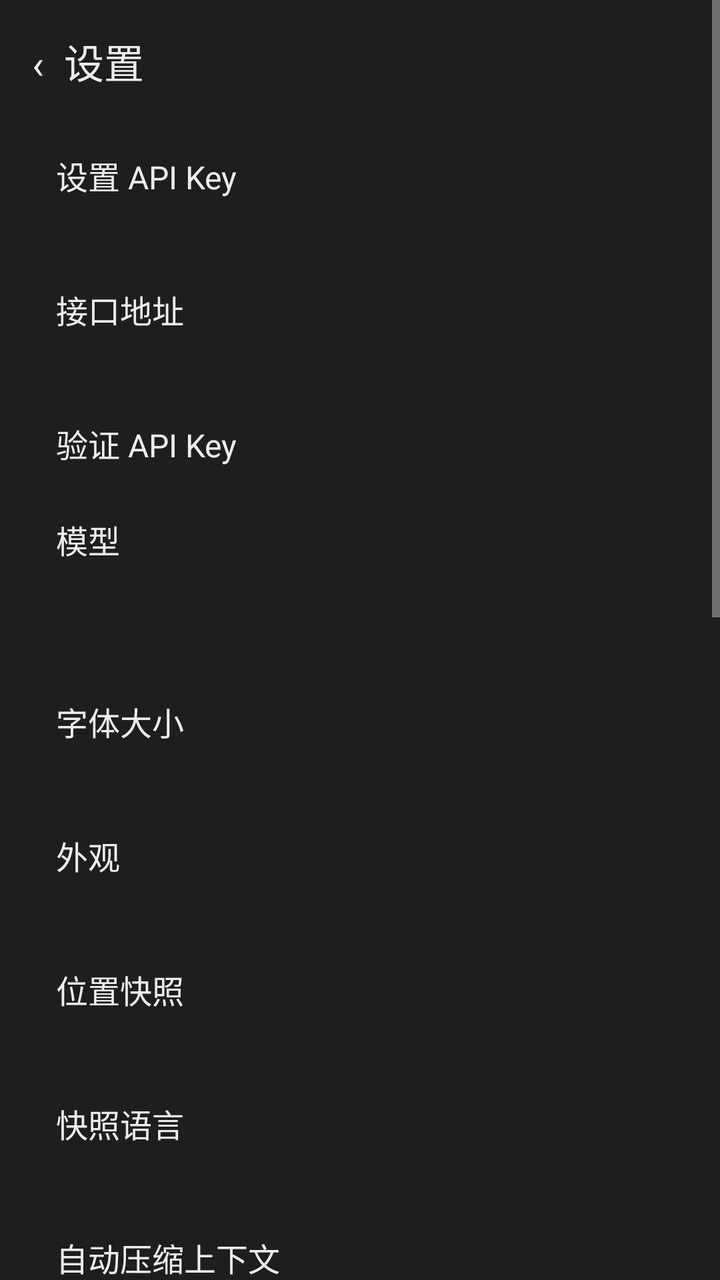
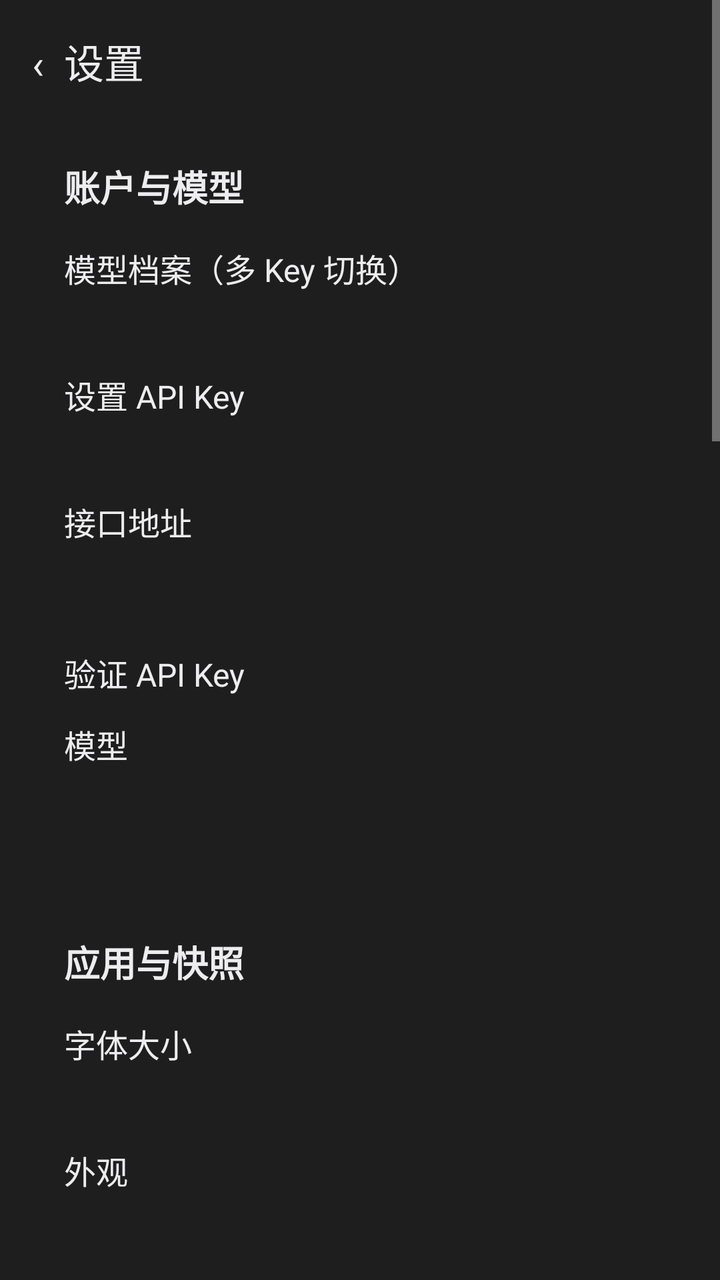

Compare the two renders of this Android layout. The source of the first and the diff that turns it into the second are given below.
<!-- AndroidManifest.xml: application theme android:Theme.Material.NoActionBar -->
<!-- res/layout/activity_settings.xml -->
<?xml version="1.0" encoding="utf-8"?>
<ScrollView xmlns:android="http://schemas.android.com/apk/res/android" android:layout_width="match_parent" android:layout_height="match_parent" android:fitsSystemWindows="true" android:background="@color/surface">
 <LinearLayout android:layout_width="match_parent" android:layout_height="wrap_content" android:orientation="vertical" android:padding="16dp">
  <TextView android:id="@+id/back" android:layout_width="match_parent" android:layout_height="48dp" android:text="‹  设置" android:textColor="@color/text" android:textSize="20sp" />
  <LinearLayout android:id="@+id/card_account" android:layout_width="match_parent" android:layout_height="wrap_content" android:orientation="vertical" android:padding="12dp">
   <TextView android:id="@+id/row_api_key" android:layout_width="match_parent" android:layout_height="48dp" android:text="设置 API Key" android:textColor="@color/text" android:textSize="16sp" />
   <TextView android:id="@+id/api_key_value" android:layout_width="match_parent" android:layout_height="wrap_content" android:textColor="@color/text_dim" />
   <TextView android:id="@+id/row_origin" android:layout_width="match_parent" android:layout_height="48dp" android:text="接口地址" android:textColor="@color/text" android:textSize="16sp" />
   <TextView android:id="@+id/origin_value" android:layout_width="match_parent" android:layout_height="wrap_content" android:textColor="@color/text_dim" />
   <TextView android:id="@+id/row_verify" android:layout_width="match_parent" android:layout_height="48dp" android:text="验证 API Key" android:textColor="@color/text" android:textSize="16sp" />
   <TextView android:id="@+id/row_model" android:layout_width="match_parent" android:layout_height="48dp" android:text="模型" android:textColor="@color/text" android:textSize="16sp" />
   <TextView android:id="@+id/model_value" android:layout_width="match_parent" android:layout_height="wrap_content" android:textColor="@color/text_dim" />
  </LinearLayout>
  <LinearLayout android:id="@+id/card_app" android:layout_width="match_parent" android:layout_height="wrap_content" android:orientation="vertical" android:padding="12dp">
   <TextView android:id="@+id/row_font" android:layout_width="match_parent" android:layout_height="48dp" android:text="字体大小" android:textColor="@color/text" android:textSize="16sp" />
   <TextView android:id="@+id/font_value" android:layout_width="match_parent" android:layout_height="wrap_content" android:textColor="@color/text_dim" />
   <TextView android:id="@+id/row_theme" android:layout_width="match_parent" android:layout_height="48dp" android:text="外观" android:textColor="@color/text" android:textSize="16sp" />
   <TextView android:id="@+id/theme_value" android:layout_width="match_parent" android:layout_height="wrap_content" android:textColor="@color/text_dim" />
   <TextView android:id="@+id/row_location" android:layout_width="match_parent" android:layout_height="48dp" android:text="位置快照" android:textColor="@color/text" android:textSize="16sp" />
   <TextView android:id="@+id/location_value" android:layout_width="match_parent" android:layout_height="wrap_content" android:textColor="@color/text_dim" />
   <TextView android:id="@+id/row_language" android:layout_width="match_parent" android:layout_height="48dp" android:text="快照语言" android:textColor="@color/text" android:textSize="16sp" />
   <TextView android:id="@+id/language_value" android:layout_width="match_parent" android:layout_height="wrap_content" android:textColor="@color/text_dim" />
   <TextView android:id="@+id/row_auto_compact" android:layout_width="match_parent" android:layout_height="48dp" android:text="自动压缩上下文" android:textColor="@color/text" android:textSize="16sp" />
   <TextView android:id="@+id/auto_compact_value" android:layout_width="match_parent" android:layout_height="wrap_content" android:textColor="@color/text_dim" />
   <TextView android:id="@+id/row_compact_style" android:layout_width="match_parent" android:layout_height="48dp" android:text="压缩风格" android:textColor="@color/text" android:textSize="16sp" />
   <TextView android:id="@+id/compact_style_value" android:layout_width="match_parent" android:layout_height="wrap_content" android:textColor="@color/text_dim" />
   <TextView android:id="@+id/row_compact_verify" android:layout_width="match_parent" android:layout_height="48dp" android:text="压缩校验（更准，费 token）" android:textColor="@color/text" android:textSize="16sp" />
   <TextView android:id="@+id/compact_verify_value" android:layout_width="match_parent" android:layout_height="wrap_content" android:textColor="@color/text_dim" />
   <TextView android:id="@+id/row_context_limit" android:layout_width="match_parent" android:layout_height="48dp" android:text="上下文上限" android:textColor="@color/text" android:textSize="16sp" />
   <TextView android:id="@+id/context_limit_value" android:layout_width="match_parent" android:layout_height="wrap_content" android:textColor="@color/text_dim" />
   <TextView android:id="@+id/row_temperature" android:layout_width="match_parent" android:layout_height="48dp" android:text="温度" android:textColor="@color/text" android:textSize="16sp" />
   <TextView android:id="@+id/temperature_value" android:layout_width="match_parent" android:layout_height="wrap_content" android:textColor="@color/text_dim" />
   <TextView android:id="@+id/row_history_thinking" android:layout_width="match_parent" android:layout_height="48dp" android:text="历史思考过程发给模型" android:textColor="@color/text" android:textSize="16sp" />
   <TextView android:id="@+id/history_thinking_value" android:layout_width="match_parent" android:layout_height="wrap_content" android:textColor="@color/text_dim" />
  </LinearLayout>
  <LinearLayout android:id="@+id/card_data" android:layout_width="match_parent" android:layout_height="wrap_content" android:orientation="vertical" android:padding="12dp">
   <TextView android:id="@+id/row_export" android:layout_width="match_parent" android:layout_height="48dp" android:text="导出历史 ZIP" android:textColor="@color/text" android:textSize="16sp" />
   <TextView android:id="@+id/row_import" android:layout_width="match_parent" android:layout_height="48dp" android:text="导入数据（自动识别）" android:textColor="@color/text" android:textSize="16sp" />
   <TextView android:id="@+id/row_clear" android:layout_width="match_parent" android:layout_height="48dp" android:text="清空会话" android:textColor="@color/text" android:textSize="16sp" />
   <TextView android:id="@+id/row_diag" android:layout_width="match_parent" android:layout_height="48dp" android:text="导出诊断日志" android:textColor="@color/text" android:textSize="16sp" />
   <TextView android:id="@+id/diag_value" android:layout_width="match_parent" android:layout_height="wrap_content" android:textColor="@color/text_dim" />
  </LinearLayout>
  <LinearLayout android:id="@+id/card_about" android:layout_width="match_parent" android:layout_height="wrap_content" android:orientation="vertical" android:padding="12dp"><TextView android:layout_width="match_parent" android:layout_height="wrap_content" android:text="原生聊天" android:textColor="@color/text" /></LinearLayout>
 </LinearLayout>
</ScrollView>
<!-- resources referenced by this layout -->
<resources>
  <color name="surface">#FF1E1E1E</color>
  <color name="text">#FFEDEDEF</color>
  <color name="text_dim">#FF9A9A9E</color>
</resources>

<!-- the commit's change to res/layout/activity_settings.xml (unified diff, before → after) -->
@@ -2,44 +2,58 @@
 <ScrollView xmlns:android="http://schemas.android.com/apk/res/android" android:layout_width="match_parent" android:layout_height="match_parent" android:fitsSystemWindows="true" android:background="@color/surface">
  <LinearLayout android:layout_width="match_parent" android:layout_height="wrap_content" android:orientation="vertical" android:padding="16dp">
   <TextView android:id="@+id/back" android:layout_width="match_parent" android:layout_height="48dp" android:text="‹  设置" android:textColor="@color/text" android:textSize="20sp" />
-  <LinearLayout android:id="@+id/card_account" android:layout_width="match_parent" android:layout_height="wrap_content" android:orientation="vertical" android:padding="12dp">
-   <TextView android:id="@+id/row_api_key" android:layout_width="match_parent" android:layout_height="48dp" android:text="设置 API Key" android:textColor="@color/text" android:textSize="16sp" />
-   <TextView android:id="@+id/api_key_value" android:layout_width="match_parent" android:layout_height="wrap_content" android:textColor="@color/text_dim" />
-   <TextView android:id="@+id/row_origin" android:layout_width="match_parent" android:layout_height="48dp" android:text="接口地址" android:textColor="@color/text" android:textSize="16sp" />
-   <TextView android:id="@+id/origin_value" android:layout_width="match_parent" android:layout_height="wrap_content" android:textColor="@color/text_dim" />
-   <TextView android:id="@+id/row_verify" android:layout_width="match_parent" android:layout_height="48dp" android:text="验证 API Key" android:textColor="@color/text" android:textSize="16sp" />
-   <TextView android:id="@+id/row_model" android:layout_width="match_parent" android:layout_height="48dp" android:text="模型" android:textColor="@color/text" android:textSize="16sp" />
-   <TextView android:id="@+id/model_value" android:layout_width="match_parent" android:layout_height="wrap_content" android:textColor="@color/text_dim" />
+  <LinearLayout android:id="@+id/card_account" android:layout_width="match_parent" android:layout_height="wrap_content" android:orientation="vertical" android:layout_marginBottom="12dp" android:padding="16dp">
+   <TextView android:layout_width="match_parent" android:layout_height="wrap_content" android:layout_marginBottom="16dp" android:text="账户与模型" android:textColor="@color/text" android:textSize="18sp" android:textStyle="bold" />
+   <TextView android:id="@+id/row_profiles" android:layout_width="match_parent" android:layout_height="wrap_content" android:text="模型档案（多 Key 切换）" android:textColor="@color/text" android:textSize="16sp" />
+   <TextView android:id="@+id/profiles_value" android:layout_width="match_parent" android:layout_height="wrap_content" android:layout_marginTop="3dp" android:layout_marginBottom="18dp" android:textColor="@color/text_dim" />
+   <TextView android:id="@+id/row_api_key" android:layout_width="match_parent" android:layout_height="wrap_content" android:text="设置 API Key" android:textColor="@color/text" android:textSize="16sp" />
+   <TextView android:id="@+id/api_key_value" android:layout_width="match_parent" android:layout_height="wrap_content" android:layout_marginTop="3dp" android:layout_marginBottom="18dp" android:textColor="@color/text_dim" />
+   <TextView android:id="@+id/row_origin" android:layout_width="match_parent" android:layout_height="wrap_content" android:text="接口地址" android:textColor="@color/text" android:textSize="16sp" />
+   <TextView android:id="@+id/origin_value" android:layout_width="match_parent" android:layout_height="wrap_content" android:layout_marginTop="3dp" android:layout_marginBottom="18dp" android:textColor="@color/text_dim" />
+   <TextView android:id="@+id/row_verify" android:layout_width="match_parent" android:layout_height="48dp" android:gravity="center_vertical" android:text="验证 API Key" android:textColor="@color/text" android:textSize="16sp" />
+   <TextView android:id="@+id/row_model" android:layout_width="match_parent" android:layout_height="wrap_content" android:text="模型" android:textColor="@color/text" android:textSize="16sp" />
+   <TextView android:id="@+id/model_value" android:layout_width="match_parent" android:layout_height="wrap_content" android:layout_marginTop="3dp" android:layout_marginBottom="18dp" android:textColor="@color/text_dim" />
   </LinearLayout>
-  <LinearLayout android:id="@+id/card_app" android:layout_width="match_parent" android:layout_height="wrap_content" android:orientation="vertical" android:padding="12dp">
-   <TextView android:id="@+id/row_font" android:layout_width="match_parent" android:layout_height="48dp" android:text="字体大小" android:textColor="@color/text" android:textSize="16sp" />
-   <TextView android:id="@+id/font_value" android:layout_width="match_parent" android:layout_height="wrap_content" android:textColor="@color/text_dim" />
-   <TextView android:id="@+id/row_theme" android:layout_width="match_parent" android:layout_height="48dp" android:text="外观" android:textColor="@color/text" android:textSize="16sp" />
-   <TextView android:id="@+id/theme_value" android:layout_width="match_parent" android:layout_height="wrap_content" android:textColor="@color/text_dim" />
-   <TextView android:id="@+id/row_location" android:layout_width="match_parent" android:layout_height="48dp" android:text="位置快照" android:textColor="@color/text" android:textSize="16sp" />
-   <TextView android:id="@+id/location_value" android:layout_width="match_parent" android:layout_height="wrap_content" android:textColor="@color/text_dim" />
-   <TextView android:id="@+id/row_language" android:layout_width="match_parent" android:layout_height="48dp" android:text="快照语言" android:textColor="@color/text" android:textSize="16sp" />
-   <TextView android:id="@+id/language_value" android:layout_width="match_parent" android:layout_height="wrap_content" android:textColor="@color/text_dim" />
-   <TextView android:id="@+id/row_auto_compact" android:layout_width="match_parent" android:layout_height="48dp" android:text="自动压缩上下文" android:textColor="@color/text" android:textSize="16sp" />
-   <TextView android:id="@+id/auto_compact_value" android:layout_width="match_parent" android:layout_height="wrap_content" android:textColor="@color/text_dim" />
-   <TextView android:id="@+id/row_compact_style" android:layout_width="match_parent" android:layout_height="48dp" android:text="压缩风格" android:textColor="@color/text" android:textSize="16sp" />
-   <TextView android:id="@+id/compact_style_value" android:layout_width="match_parent" android:layout_height="wrap_content" android:textColor="@color/text_dim" />
-   <TextView android:id="@+id/row_compact_verify" android:layout_width="match_parent" android:layout_height="48dp" android:text="压缩校验（更准，费 token）" android:textColor="@color/text" android:textSize="16sp" />
-   <TextView android:id="@+id/compact_verify_value" android:layout_width="match_parent" android:layout_height="wrap_content" android:textColor="@color/text_dim" />
-   <TextView android:id="@+id/row_context_limit" android:layout_width="match_parent" android:layout_height="48dp" android:text="上下文上限" android:textColor="@color/text" android:textSize="16sp" />
-   <TextView android:id="@+id/context_limit_value" android:layout_width="match_parent" android:layout_height="wrap_content" android:textColor="@color/text_dim" />
-   <TextView android:id="@+id/row_temperature" android:layout_width="match_parent" android:layout_height="48dp" android:text="温度" android:textColor="@color/text" android:textSize="16sp" />
-   <TextView android:id="@+id/temperature_value" android:layout_width="match_parent" android:layout_height="wrap_content" android:textColor="@color/text_dim" />
-   <TextView android:id="@+id/row_history_thinking" android:layout_width="match_parent" android:layout_height="48dp" android:text="历史思考过程发给模型" android:textColor="@color/text" android:textSize="16sp" />
-   <TextView android:id="@+id/history_thinking_value" android:layout_width="match_parent" android:layout_height="wrap_content" android:textColor="@color/text_dim" />
+  <LinearLayout android:id="@+id/card_app" android:layout_width="match_parent" android:layout_height="wrap_content" android:orientation="vertical" android:layout_marginBottom="12dp" android:padding="16dp">
+   <TextView android:layout_width="match_parent" android:layout_height="wrap_content" android:layout_marginBottom="16dp" android:text="应用与快照" android:textColor="@color/text" android:textSize="18sp" android:textStyle="bold" />
+   <TextView android:id="@+id/row_font" android:layout_width="match_parent" android:layout_height="wrap_content" android:text="字体大小" android:textColor="@color/text" android:textSize="16sp" />
+   <TextView android:id="@+id/font_value" android:layout_width="match_parent" android:layout_height="wrap_content" android:layout_marginTop="3dp" android:layout_marginBottom="18dp" android:textColor="@color/text_dim" />
+   <TextView android:id="@+id/row_theme" android:layout_width="match_parent" android:layout_height="wrap_content" android:text="外观" android:textColor="@color/text" android:textSize="16sp" />
+   <TextView android:id="@+id/theme_value" android:layout_width="match_parent" android:layout_height="wrap_content" android:layout_marginTop="3dp" android:layout_marginBottom="18dp" android:textColor="@color/text_dim" />
+   <TextView android:id="@+id/row_location" android:layout_width="match_parent" android:layout_height="wrap_content" android:text="位置快照" android:textColor="@color/text" android:textSize="16sp" />
+   <TextView android:id="@+id/location_value" android:layout_width="match_parent" android:layout_height="wrap_content" android:layout_marginTop="3dp" android:layout_marginBottom="18dp" android:textColor="@color/text_dim" />
+   <TextView android:id="@+id/row_language" android:layout_width="match_parent" android:layout_height="wrap_content" android:text="快照语言" android:textColor="@color/text" android:textSize="16sp" />
+   <TextView android:id="@+id/language_value" android:layout_width="match_parent" android:layout_height="wrap_content" android:layout_marginTop="3dp" android:layout_marginBottom="18dp" android:textColor="@color/text_dim" />
   </LinearLayout>
-  <LinearLayout android:id="@+id/card_data" android:layout_width="match_parent" android:layout_height="wrap_content" android:orientation="vertical" android:padding="12dp">
-   <TextView android:id="@+id/row_export" android:layout_width="match_parent" android:layout_height="48dp" android:text="导出历史 ZIP" android:textColor="@color/text" android:textSize="16sp" />
-   <TextView android:id="@+id/row_import" android:layout_width="match_parent" android:layout_height="48dp" android:text="导入数据（自动识别）" android:textColor="@color/text" android:textSize="16sp" />
-   <TextView android:id="@+id/row_clear" android:layout_width="match_parent" android:layout_height="48dp" android:text="清空会话" android:textColor="@color/text" android:textSize="16sp" />
-   <TextView android:id="@+id/row_diag" android:layout_width="match_parent" android:layout_height="48dp" android:text="导出诊断日志" android:textColor="@color/text" android:textSize="16sp" />
-   <TextView android:id="@+id/diag_value" android:layout_width="match_parent" android:layout_height="wrap_content" android:textColor="@color/text_dim" />
+  <LinearLayout android:id="@+id/card_context" android:layout_width="match_parent" android:layout_height="wrap_content" android:orientation="vertical" android:layout_marginBottom="12dp" android:padding="16dp">
+   <TextView android:layout_width="match_parent" android:layout_height="wrap_content" android:layout_marginBottom="16dp" android:text="上下文与生成" android:textColor="@color/text" android:textSize="18sp" android:textStyle="bold" />
+   <TextView android:id="@+id/row_auto_compact" android:layout_width="match_parent" android:layout_height="wrap_content" android:text="自动压缩上下文" android:textColor="@color/text" android:textSize="16sp" />
+   <TextView android:id="@+id/auto_compact_value" android:layout_width="match_parent" android:layout_height="wrap_content" android:layout_marginTop="3dp" android:layout_marginBottom="18dp" android:textColor="@color/text_dim" />
+   <TextView android:id="@+id/row_compact_style" android:layout_width="match_parent" android:layout_height="wrap_content" android:text="压缩风格" android:textColor="@color/text" android:textSize="16sp" />
+   <TextView android:id="@+id/compact_style_value" android:layout_width="match_parent" android:layout_height="wrap_content" android:layout_marginTop="3dp" android:layout_marginBottom="18dp" android:textColor="@color/text_dim" />
+   <TextView android:id="@+id/row_compact_verify" android:layout_width="match_parent" android:layout_height="wrap_content" android:text="压缩校验（更准，费 token）" android:textColor="@color/text" android:textSize="16sp" />
+   <TextView android:id="@+id/compact_verify_value" android:layout_width="match_parent" android:layout_height="wrap_content" android:layout_marginTop="3dp" android:layout_marginBottom="18dp" android:textColor="@color/text_dim" />
+   <TextView android:id="@+id/row_context_limit" android:layout_width="match_parent" android:layout_height="wrap_content" android:text="上下文上限" android:textColor="@color/text" android:textSize="16sp" />
+   <TextView android:id="@+id/context_limit_value" android:layout_width="match_parent" android:layout_height="wrap_content" android:layout_marginTop="3dp" android:layout_marginBottom="18dp" android:textColor="@color/text_dim" />
+   <TextView android:id="@+id/row_temperature" android:layout_width="match_parent" android:layout_height="wrap_content" android:text="温度" android:textColor="@color/text" android:textSize="16sp" />
+   <TextView android:id="@+id/temperature_value" android:layout_width="match_parent" android:layout_height="wrap_content" android:layout_marginTop="3dp" android:layout_marginBottom="18dp" android:textColor="@color/text_dim" />
+   <TextView android:id="@+id/row_history_thinking" android:layout_width="match_parent" android:layout_height="wrap_content" android:text="历史思考过程发给模型" android:textColor="@color/text" android:textSize="16sp" />
+   <TextView android:id="@+id/history_thinking_value" android:layout_width="match_parent" android:layout_height="wrap_content" android:layout_marginTop="3dp" android:layout_marginBottom="18dp" android:textColor="@color/text_dim" />
   </LinearLayout>
-  <LinearLayout android:id="@+id/card_about" android:layout_width="match_parent" android:layout_height="wrap_content" android:orientation="vertical" android:padding="12dp"><TextView android:layout_width="match_parent" android:layout_height="wrap_content" android:text="原生聊天" android:textColor="@color/text" /></LinearLayout>
+  <LinearLayout android:id="@+id/card_experimental" android:layout_width="match_parent" android:layout_height="wrap_content" android:orientation="vertical" android:layout_marginBottom="12dp" android:padding="16dp">
+   <TextView android:layout_width="match_parent" android:layout_height="wrap_content" android:layout_marginBottom="16dp" android:text="实验性功能" android:textColor="@color/text" android:textSize="18sp" android:textStyle="bold" />
+   <TextView android:id="@+id/row_adaptive_context" android:layout_width="match_parent" android:layout_height="wrap_content" android:text="自适应上下文" android:textColor="@color/text" android:textSize="16sp" />
+   <TextView android:id="@+id/adaptive_context_value" android:layout_width="match_parent" android:layout_height="wrap_content" android:layout_marginTop="3dp" android:textColor="@color/text_dim" />
+  </LinearLayout>
+  <LinearLayout android:id="@+id/card_data" android:layout_width="match_parent" android:layout_height="wrap_content" android:orientation="vertical" android:layout_marginBottom="12dp" android:padding="16dp">
+   <TextView android:layout_width="match_parent" android:layout_height="wrap_content" android:layout_marginBottom="16dp" android:text="数据" android:textColor="@color/text" android:textSize="18sp" android:textStyle="bold" />
+   <TextView android:id="@+id/row_export" android:layout_width="match_parent" android:layout_height="48dp" android:gravity="center_vertical" android:text="导出历史 ZIP" android:textColor="@color/text" android:textSize="16sp" />
+   <TextView android:id="@+id/row_import" android:layout_width="match_parent" android:layout_height="48dp" android:gravity="center_vertical" android:text="导入数据（自动识别）" android:textColor="@color/text" android:textSize="16sp" />
+   <TextView android:id="@+id/row_clear" android:layout_width="match_parent" android:layout_height="48dp" android:gravity="center_vertical" android:text="清空会话" android:textColor="@color/text" android:textSize="16sp" />
+   <TextView android:id="@+id/row_diag" android:layout_width="match_parent" android:layout_height="wrap_content" android:text="导出诊断日志" android:textColor="@color/text" android:textSize="16sp" />
+   <TextView android:id="@+id/diag_value" android:layout_width="match_parent" android:layout_height="wrap_content" android:layout_marginTop="3dp" android:layout_marginBottom="18dp" android:textColor="@color/text_dim" />
+  </LinearLayout>
+  <LinearLayout android:id="@+id/card_about" android:layout_width="match_parent" android:layout_height="wrap_content" android:orientation="vertical" android:layout_marginBottom="12dp" android:padding="16dp">   <TextView android:layout_width="match_parent" android:layout_height="wrap_content" android:layout_marginBottom="16dp" android:text="关于" android:textColor="@color/text" android:textSize="18sp" android:textStyle="bold" />
+<TextView android:layout_width="match_parent" android:layout_height="wrap_content" android:text="原生聊天" android:textColor="@color/text" android:textSize="16sp" /><TextView android:id="@+id/row_changelog" android:layout_width="match_parent" android:layout_height="48dp" android:gravity="center_vertical" android:text="更新日志" android:textColor="@color/text" android:textSize="16sp" /></LinearLayout>
  </LinearLayout>
 </ScrollView>
